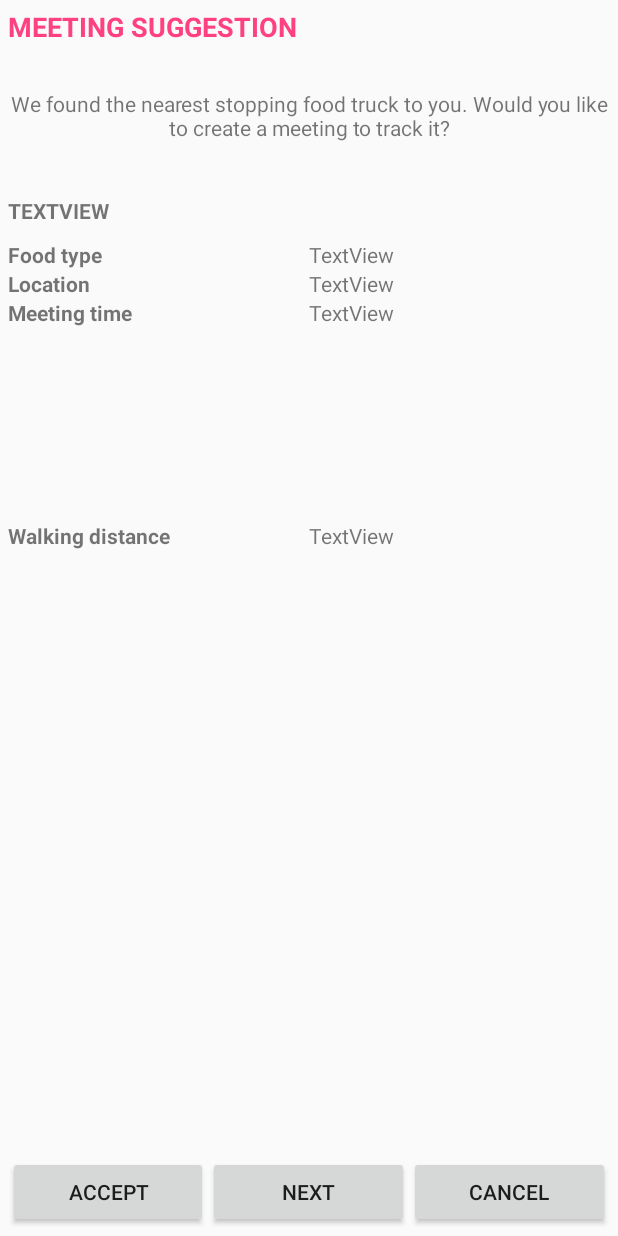
After one commit to gurroz/sateliteMe, an Android app: the TrackingSuggestionActivity screen opened directly, with no data from a screen before it, on a phone screen of 412 x 824 dp. The commit adds this screen. Run offline under Robolectric (Android 15) with nearby library versions, the phone set to English and light mode, and no system bars.

Commit message:
Adds alarm to trigger suggestion

```diff
--- a/app/src/main/java/rmit/mad/project/service/TrackableService.java
+++ b/app/src/main/java/rmit/mad/project/service/TrackableService.java
@@ -53,6 +53,10 @@ public class TrackableService extends Observable {
         notifyObservers(TrackableDAO.getInstance().getAll());
     }
 
+    public List<Trackable> getTrackablesList() {
+        return TrackableDAO.getInstance().getAll();
+    }
+
     public void getTrackablesFilteredByCategory(List<String> categories) {
         List<Trackable> filteredTrackables = new ArrayList<>();
         List<Trackable> allTrackables = TrackableDAO.getInstance().getAll();
--- a/app/src/main/java/rmit/mad/project/view/TrackingCreateActivity.java
+++ b/app/src/main/java/rmit/mad/project/view/TrackingCreateActivity.java
@@ -36,8 +36,9 @@ public class TrackingCreateActivity extends TrackingDetailActivity {
         this.endView.setText(endDate);
         this.locationView.setText(actualLocation);
 
-        saveTrackingBtn.setOnClickListener(new TrackingSaveController(null, trackable.getId(), titleView,
-                startView, endView, meetingLocationView,meetingTimeView,locationView));
+        saveTrackingBtn.setOnClickListener(new TrackingSaveController(null, trackable.getId(), titleView.getText().toString(),
+                startView.getText().toString(), endView.getText().toString(), meetingLocationView.getText().toString(),
+                meetingTimeView.getText().toString(), locationView.getText().toString()));
     }
 
 }
--- a/app/src/main/java/rmit/mad/project/view/TrackingEditActivity.java
+++ b/app/src/main/java/rmit/mad/project/view/TrackingEditActivity.java
@@ -43,8 +43,9 @@ public class TrackingEditActivity extends TrackingDetailActivity {
         this.deleteTrackingBtn.setVisibility(View.VISIBLE);
         this.deleteTrackingBtn.setOnClickListener(new TrackingDeleteController(tracking.getId()));
 
-        saveTrackingBtn.setOnClickListener(new TrackingSaveController(trackingId, trackable.getId(), titleView,
-                startView, endView, meetingLocationView,meetingTimeView,locationView));
+        saveTrackingBtn.setOnClickListener(new TrackingSaveController(trackingId, trackable.getId(), titleView.getText().toString(),
+                startView.getText().toString(), endView.getText().toString(), meetingLocationView.getText().toString(),
+                meetingTimeView.getText().toString(), locationView.getText().toString()));
     }
 
 }
--- /dev/null
+++ b/app/src/main/java/rmit/mad/project/view/TrackingSuggestionActivity.java
@@ -0,0 +1,56 @@
+package rmit.mad.project.view;
+
+import android.os.Bundle;
+import android.support.v7.app.AppCompatActivity;
+import android.view.View;
+import android.widget.Button;
+import android.widget.TextView;
+
+import rmit.mad.project.R;
+import rmit.mad.project.model.RouteInfo;
+
+import static rmit.mad.project.enums.IntentModelEnum.ROUTE_INFO;
+
+
+public class TrackingSuggestionActivity extends AppCompatActivity {
+
+    private Button acceptSuggestionBtn;
+    private Button nextSuggestionBtn;
+    private Button cancelSuggestionBtn;
+    private TextView trackableNameView;
+    private TextView trackableTypeView;
+    private TextView trackableLocationView;
+    private TextView trackableStoppedTimeView;
+    private TextView trackableDistanceView;
+    private RouteInfo routeInfo;
+
+
+    @Override
+    protected void onCreate(Bundle savedInstanceState) {
+        super.onCreate(savedInstanceState);
+        setContentView(R.layout.tracking_suggestion);
+
+        routeInfo = getIntent().getParcelableExtra(ROUTE_INFO.name());
+
+        acceptSuggestionBtn = findViewById(R.id.sugg_accept_btn);
+        nextSuggestionBtn = findViewById(R.id.sugg_next_btn);
+        cancelSuggestionBtn = findViewById(R.id.sugg_cancel_btn);
+        trackableNameView = findViewById(R.id.sugg_trackable_name);
+        trackableTypeView = findViewById(R.id.sugg_trackable_type);
+        trackableLocationView = findViewById(R.id.sugg_location);
+        trackableStoppedTimeView = findViewById(R.id.sugg_time_stopped);
+        trackableDistanceView = findViewById(R.id.sugg_distance);
+
+        cancelSuggestionBtn.setOnClickListener(new View.OnClickListener() {
+            @Override
+            public void onClick(View v) {
+                finish();
+            }
+        });
+//
+//        acceptSuggestionBtn.setOnClickListener((new TrackingSaveController(null, trackable.getId(), titleView,
+//                startView, endView, meetingLocationView, meetingTimeView,locationView));
+
+    }
+
+}
--- /dev/null
+++ b/app/src/main/res/layout/tracking_suggestion.xml
@@ -0,0 +1,161 @@
+<?xml version="1.0" encoding="utf-8"?>
+<android.support.design.widget.CoordinatorLayout xmlns:android="http://schemas.android.com/apk/res/android"
+    xmlns:tools="http://schemas.android.com/tools"
+    android:layout_width="match_parent"
+    android:layout_height="match_parent"
+    tools:context="rmit.mad.project.view.TrackingSuggestionActivity">
+
+
+    <LinearLayout
+        android:layout_width="match_parent"
+        android:layout_height="match_parent"
+        android:layout_margin="5dp"
+        android:orientation="vertical">
+
+        <TextView
+            android:id="@+id/textView"
+            android:layout_width="match_parent"
+            android:layout_height="54dp"
+            android:text="@string/suggestion_title"
+            android:textAllCaps="true"
+            android:textColor="@color/colorAccent"
+            android:textSize="18sp"
+            android:textStyle="bold" />
+
+        <TextView
+            android:id="@+id/textView2"
+            android:layout_width="match_parent"
+            android:layout_height="71dp"
+            android:singleLine="false"
+            android:text="@string/suggestion_description"
+            android:textAlignment="center"
+            android:textSize="14sp" />
+
+        <TextView
+            android:id="@+id/sugg_trackable_name"
+            android:layout_width="match_parent"
+            android:layout_height="29dp"
+            android:text="TextView"
+            android:textAllCaps="true"
+            android:textStyle="bold" />
+
+        <LinearLayout
+            android:layout_width="match_parent"
+            android:layout_height="wrap_content"
+            android:orientation="horizontal">
+
+            <TextView
+                android:id="@+id/textView5"
+                android:layout_width="0dp"
+                android:layout_height="wrap_content"
+                android:layout_weight="1"
+                android:text="@string/suggestion_trackable_type"
+                android:textStyle="bold" />
+
+            <TextView
+                android:id="@+id/sugg_trackable_type"
+                android:layout_width="0dp"
+                android:layout_height="wrap_content"
+                android:layout_weight="1"
+                android:text="TextView" />
+        </LinearLayout>
+
+        <LinearLayout
+            android:layout_width="match_parent"
+            android:layout_height="wrap_content"
+            android:orientation="horizontal">
+
+            <TextView
+                android:id="@+id/textView6"
+                android:layout_width="0dp"
+                android:layout_height="wrap_content"
+                android:layout_weight="1"
+                android:text="@string/suggestion_location"
+                android:textStyle="bold" />
+
+            <TextView
+                android:id="@+id/sugg_location"
+                android:layout_width="0dp"
+                android:layout_height="wrap_content"
+                android:layout_weight="1"
+                android:text="TextView" />
+
+        </LinearLayout>
+
+        <LinearLayout
+            android:layout_width="match_parent"
+            android:layout_height="6dp"
+            android:layout_weight="1"
+            android:orientation="horizontal">
+
+            <TextView
+                android:id="@+id/textView8"
+                android:layout_width="0dp"
+                android:layout_height="wrap_content"
+                android:layout_weight="1"
+                android:text="@string/suggestion_wating_time"
+                android:textStyle="bold" />
+
+            <TextView
+                android:id="@+id/sugg_time_stopped"
+                android:layout_width="0dp"
+                android:layout_height="wrap_content"
+                android:layout_weight="1"
+                android:text="TextView" />
+
+        </LinearLayout>
+
+        <LinearLayout
+            android:layout_width="match_parent"
+            android:layout_height="138dp"
+            android:layout_weight="1"
+            android:orientation="horizontal">
+
+            <TextView
+                android:id="@+id/textView10"
+                android:layout_width="0dp"
+                android:layout_height="wrap_content"
+                android:layout_weight="1"
+                android:text="@string/suggestion_distance"
+                android:textStyle="bold" />
+
+            <TextView
+                android:id="@+id/sugg_distance"
+                android:layout_width="0dp"
+                android:layout_height="wrap_content"
+                android:layout_weight="1"
+                android:text="TextView" />
+
+        </LinearLayout>
+
+        <LinearLayout
+            android:layout_width="match_parent"
+            android:layout_height="wrap_content"
+            android:layout_weight="1"
+            android:gravity="bottom"
+            android:orientation="horizontal">
+
+            <Button
+                android:id="@+id/sugg_accept_btn"
+                android:layout_width="wrap_content"
+                android:layout_height="wrap_content"
+                android:layout_weight="1"
+                android:text="@string/suggestion_accept" />
+
+            <Button
+                android:id="@+id/sugg_next_btn"
+                android:layout_width="wrap_content"
+                android:layout_height="wrap_content"
+                android:layout_weight="1"
+                android:text="@string/suggestion_next" />
+
+            <Button
+                android:id="@+id/sugg_cancel_btn"
+                android:layout_width="wrap_content"
+                android:layout_height="wrap_content"
+                android:layout_weight="1"
+                android:text="@string/suggestion_cancel" />
+        </LinearLayout>
+    </LinearLayout>
+
+</android.support.design.widget.CoordinatorLayout>
--- a/app/src/main/res/values/colors.xml
+++ b/app/src/main/res/values/colors.xml
@@ -2,5 +2,5 @@
 <resources>
     <color name="colorPrimary">#3F51B5</color>
     <color name="colorPrimaryDark">#303F9F</color>
-    <color name="colorAccent">#FF4081</color>
+    <color name="colorAccent">#ff4081</color>
 </resources>
--- a/app/src/main/res/values/strings.xml
+++ b/app/src/main/res/values/strings.xml
@@ -27,7 +27,18 @@
     <string name="settings_activity_settings">Settings</string>
     <string name="settings_notification_title">Minutes before meeting notification</string>
     <string name="settings_notification_value">1</string>
-    <string name="settings_suggestion_title">Suggest meeting every minutes</string>
-    <string name="settings_suggestion_value">1</string>
+    <string name="settings_suggestion_title">Period in seconds for meeting suggestions</string>
+    <string name="settings_suggestion_value">60</string>
+    <string name="title_activity_tracking_suggestion">TrackingSuggestionActivity</string>
+    <string name="suggestion_title">Meeting Suggestion</string>
+    <string name="suggestion_description">We found the nearest stopping food truck to you. Would you like to create a meeting to track it?</string>
+    <string name="suggestion_accept">Accept</string>
+    <string name="suggestion_next">Next</string>
+    <string name="suggestion_cancel">Cancel</string>
+    <string name="suggestion_trackable_type">Food type</string>
+    <string name="suggestion_location">Location</string>
+    <string name="suggestion_wating_time">Meeting time</string>
+    <string name="suggestion_distance">Walking distance</string>
+    <string name="trackables_suggestion">Suggest meeting now</string>
 
 </resources>
--- a/app/src/main/res/values/styles.xml
+++ b/app/src/main/res/values/styles.xml
@@ -17,4 +17,8 @@
 
     <style name="AppTheme.PopupOverlay" parent="ThemeOverlay.AppCompat.Light" />
 
+    <style name="AppBarOverlay" parent="ThemeOverlay.AppCompat.Dark.ActionBar" />
+
+    <style name="PopupOverlay" parent="ThemeOverlay.AppCompat.Light" />
+
 </resources>
```
Also changed, not shown: app/src/main/AndroidManifest.xml (+9 -0 lines), app/src/main/java/rmit/mad/project/controller/TrackingSaveController.java (+16 -26 lines), app/src/main/java/rmit/mad/project/dto/DistanceResponseDTO.java (added, +69 -0 lines), app/src/main/java/rmit/mad/project/service/AlarmService.java (added, +53 -0 lines), app/src/main/java/rmit/mad/project/service/DistanceCalculationService.java (added, +59 -0 lines), app/src/main/java/rmit/mad/project/service/DistanceCalculationTask.java (deleted, +0 -50 lines), app/src/main/java/rmit/mad/project/service/SuggestionService.java (added, +66 -0 lines), app/src/main/java/rmit/mad/project/view/HomeActivity.java (+8 -3 lines), app/src/main/java/rmit/mad/project/view/SettingsActivity.java (+18 -1 lines), app/src/main/java/rmit/mad/project/view/TrackableDetailActivity.java (+0 -10 lines), app/src/main/java/rmit/mad/project/view/TrackableListActivity.java (+13 -1 lines), app/src/main/res/layout/trackables_list.xml (+16 -3 lines).
